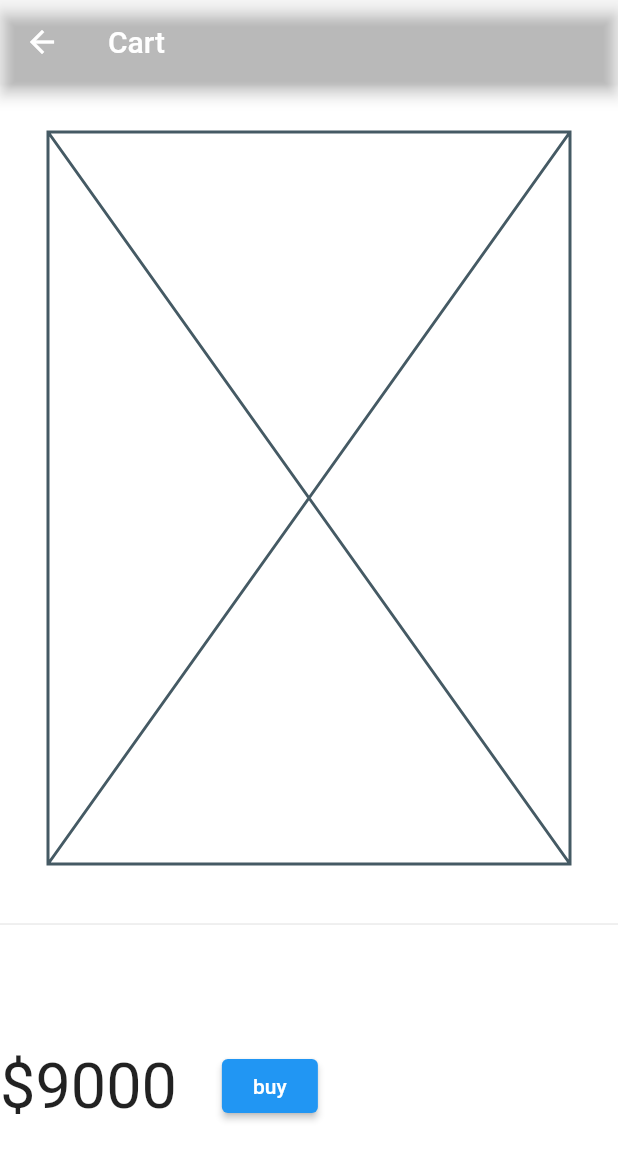
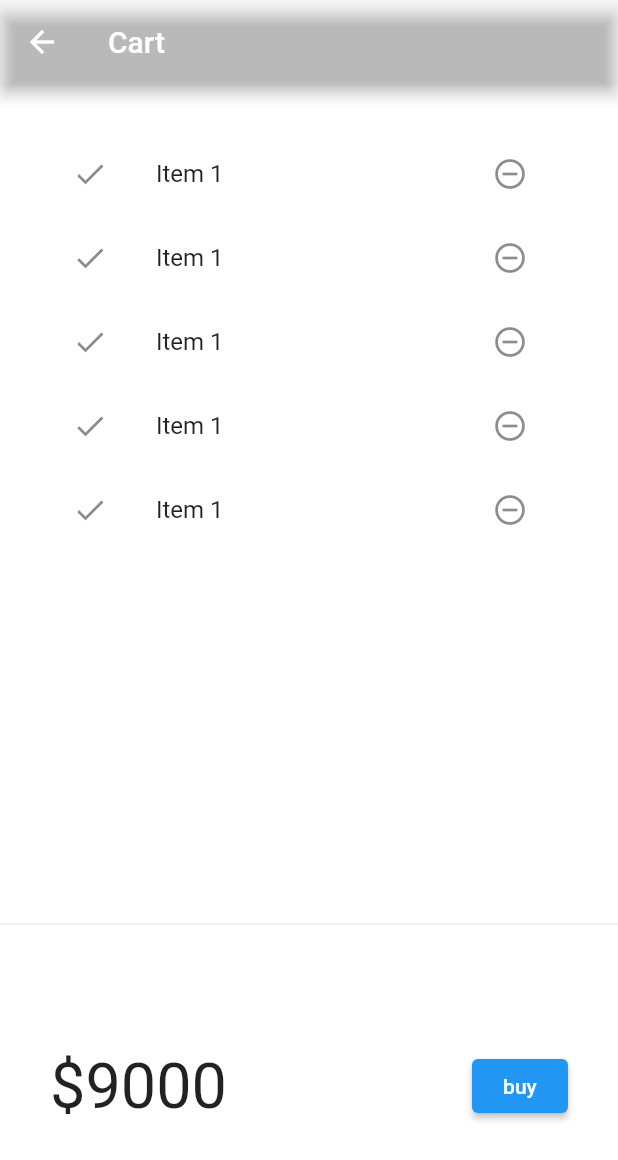
Before and after one commit to ishwar46/ProjectJutta, a Flutter app: the Cart screen opened directly, on a phone screen of 412 x 824 dp. Shown: the top 1160 px of the screen. Run offline on Flutter 3.47's test engine with Material 2 defaults, Android fonts, the phone set to English and light mode, and no system bars; our stand-ins replace carousel_slider, curved_navigation_bar, flutter_rating_bar, like_button, pin_code_fields, smooth_page_indicator and 1 more.

Commit message:
adding some feature in add to cart(delete)

```diff
--- a/jutta_junction/lib/main.dart
+++ b/jutta_junction/lib/main.dart
@@ -6,6 +6,7 @@ import 'package:jutta_junction/pages/home_page.dart';
 import 'package:jutta_junction/pages/login_page.dart';
 import 'package:jutta_junction/pages/dashboard.dart';
 import 'package:jutta_junction/pages/product_Detail/Product_Detail.dart';
+import 'package:jutta_junction/pages/product_Detail/cart.dart';
 import 'package:jutta_junction/pages/slider.dart';
 
 void main() {
@@ -33,6 +34,7 @@ class Myapp extends StatelessWidget {
       routes: {
         "/HomePage":(BuildContext context)=>HomePage(),
         "/Product_detail":(BuildContext context)=>const Product_detail(),
+        "/Cart":(BuildContext context)=>const Cart(),
         // "/task":(BuildContext context) => HomeScreen(),
         // MyRoutes.Product_detailRoute: (context) => const Product_detail(),
       },
@@ -45,4 +47,5 @@ class MyRoutes {
   static String homeRoute = "/home";
   static String homepageRoute = "/homepage";
   static String Product_detailRoute="/Product_detail";
+   static String CartRoute="/Cart";
 }
--- a/jutta_junction/lib/pages/home_page.dart
+++ b/jutta_junction/lib/pages/home_page.dart
@@ -472,7 +472,7 @@ class _HomePageState extends State<HomePage> {
               color: Colors.black,
             ),
             onPressed: () {
-              // Navigator.pushNamed(context, MyRoutes.Product_detailRoute);
+              Navigator.pushNamed(context, MyRoutes.CartRoute);
             },
           ),
           IconButton(
--- a/jutta_junction/lib/pages/product_Detail/cart.dart
+++ b/jutta_junction/lib/pages/product_Detail/cart.dart
@@ -22,9 +22,9 @@ class _CartState extends State<Cart> {
 
       ),
       body: Column(children: [
-        Placeholder().p32().expand(),Divider(),
+         _CartList().p32().expand(),Divider(),
         _CartTotal(),
-        _CartList(),
+
 
       ]),
 
@@ -39,6 +39,7 @@ class _CartTotal extends StatelessWidget {
     return SizedBox(
       height: 200,
       child: Row(
+        mainAxisAlignment: MainAxisAlignment.spaceAround,
         children: [
           "\$9000".text.xl5.make(),
           30.widthBox,
@@ -63,6 +64,17 @@ class _CartList extends StatefulWidget {
 class __CartListState extends State<_CartList> {
   @override
   Widget build(BuildContext context) {
-    return Container();
+    return ListView.builder(
+      itemCount: 5,
+      itemBuilder: (context, index) => ListTile(
+        leading: Icon(Icons.done),
+        trailing: IconButton(icon: Icon(Icons.remove_circle_outline),
+         onPressed:(){},),
+          title: "Item 1".text.make(),
+
+
+      ),
+
+    );
   }
 }
```
Also changed, not shown: jutta_junction/assets/files/catalog.json (+13 -0 lines).
